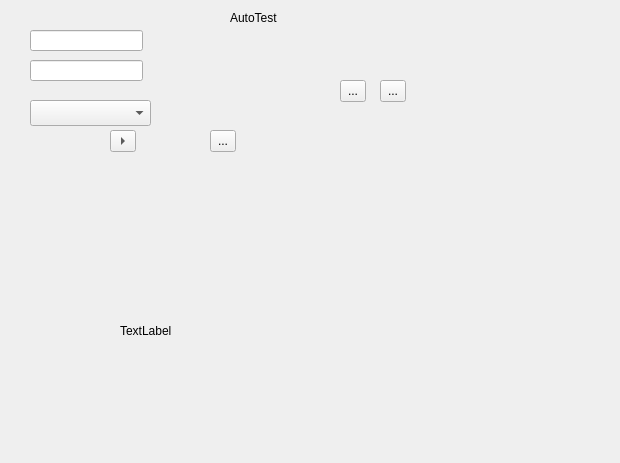
The window that DFApp/autotestwidget.ui (huangatone/AI-C-PlusPlus-Qt) describes before a commit, drawn with Qt 5.
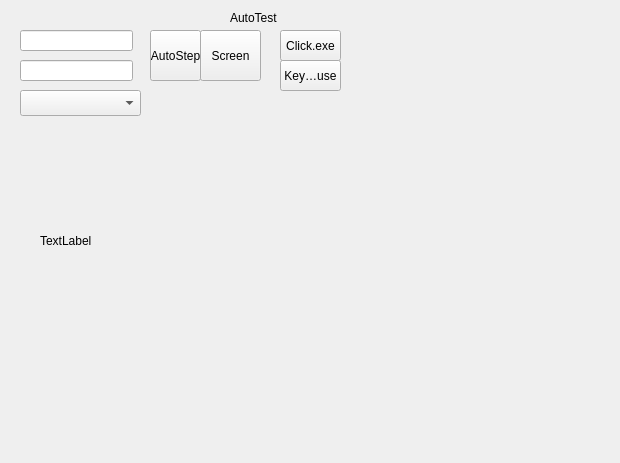
The same window after the commit. Icons and pictures are not drawn.

```diff
--- a/DFApp/autotestwidget.ui
+++ b/DFApp/autotestwidget.ui
@@ -16,7 +16,7 @@
   <widget class="QLineEdit" name="lineEdit">
    <property name="geometry">
     <rect>
-     <x>30</x>
+     <x>20</x>
      <y>30</y>
      <width>113</width>
      <height>21</height>
@@ -26,7 +26,7 @@
   <widget class="QLineEdit" name="lineEdit_2">
    <property name="geometry">
     <rect>
-     <x>30</x>
+     <x>20</x>
      <y>60</y>
      <width>113</width>
      <height>21</height>
@@ -36,8 +36,8 @@
   <widget class="QComboBox" name="comboBox">
    <property name="geometry">
     <rect>
-     <x>30</x>
-     <y>100</y>
+     <x>20</x>
+     <y>90</y>
      <width>121</width>
      <height>26</height>
     </rect>
@@ -46,17 +46,30 @@
   <widget class="QToolButton" name="toolButton">
    <property name="geometry">
     <rect>
-     <x>110</x>
-     <y>130</y>
-     <width>26</width>
-     <height>22</height>
+     <x>150</x>
+     <y>30</y>
+     <width>51</width>
+     <height>51</height>
     </rect>
    </property>
    <property name="text">
-    <string>...</string>
+    <string>AutoStep</string>
+   </property>
+   <property name="icon">
+    <iconset resource="ai.qrc">
+     <normaloff>:/icon/run_opencv.png</normaloff>:/icon/run_opencv.png</iconset>
+   </property>
+   <property name="iconSize">
+    <size>
+     <width>21</width>
+     <height>16</height>
+    </size>
+   </property>
+   <property name="toolButtonStyle">
+    <enum>Qt::ToolButtonTextUnderIcon</enum>
    </property>
    <property name="arrowType">
-    <enum>Qt::RightArrow</enum>
+    <enum>Qt::NoArrow</enum>
    </property>
   </widget>
   <widget class="QLabel" name="label">
@@ -75,8 +88,8 @@
   <widget class="QLabel" name="label_2">
    <property name="geometry">
     <rect>
-     <x>120</x>
-     <y>220</y>
+     <x>40</x>
+     <y>130</y>
      <width>341</width>
      <height>221</height>
     </rect>
@@ -91,40 +104,47 @@
   <widget class="QToolButton" name="toolButton_2">
    <property name="geometry">
     <rect>
-     <x>210</x>
-     <y>130</y>
-     <width>26</width>
-     <height>22</height>
+     <x>200</x>
+     <y>30</y>
+     <width>61</width>
+     <height>51</height>
     </rect>
    </property>
    <property name="text">
-    <string>...</string>
+    <string>Screen</string>
+   </property>
+   <property name="icon">
+    <iconset resource="ai.qrc">
+     <normaloff>:/icon/preview.png</normaloff>:/icon/preview.png</iconset>
+   </property>
+   <property name="toolButtonStyle">
+    <enum>Qt::ToolButtonTextUnderIcon</enum>
    </property>
   </widget>
   <widget class="QToolButton" name="toolButton_3">
    <property name="geometry">
     <rect>
-     <x>380</x>
-     <y>80</y>
-     <width>26</width>
-     <height>22</height>
+     <x>280</x>
+     <y>60</y>
+     <width>61</width>
+     <height>31</height>
     </rect>
    </property>
    <property name="text">
-    <string>...</string>
+    <string>Key Mouse</string>
    </property>
   </widget>
   <widget class="QToolButton" name="toolButton_4">
    <property name="geometry">
     <rect>
-     <x>340</x>
-     <y>80</y>
-     <width>26</width>
-     <height>22</height>
+     <x>280</x>
+     <y>30</y>
+     <width>61</width>
+     <height>31</height>
     </rect>
    </property>
    <property name="text">
-    <string>...</string>
+    <string>Click.exe</string>
    </property>
   </widget>
  </widget>
```
Left out of the diff: 4 changed lines with no effect on the pictures.
